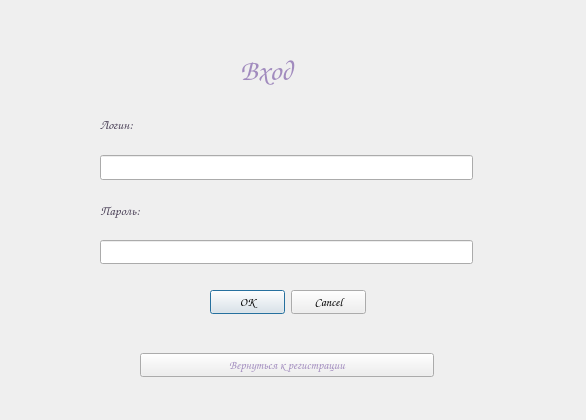
fdorii/TechProg2026_Shpunya, file loginform.ui: the form before one commit.
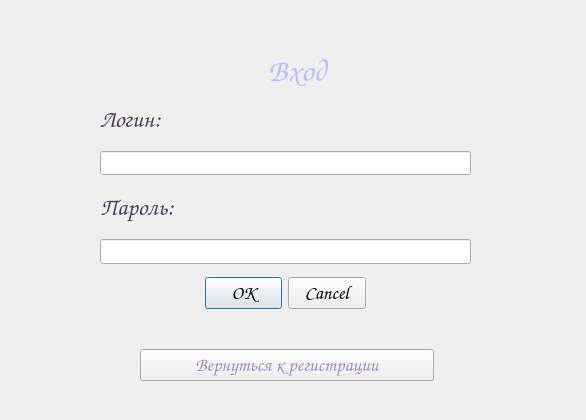
The form after the commit.

```diff
--- a/loginform.ui
+++ b/loginform.ui
@@ -10,6 +10,11 @@
     <height>420</height>
    </rect>
   </property>
+  <property name="font">
+   <font>
+    <family>.AppleSystemUIFont</family>
+   </font>
+  </property>
   <property name="windowTitle">
    <string>Form</string>
   </property>
@@ -17,9 +22,9 @@
    <property name="geometry">
     <rect>
      <x>100</x>
-     <y>100</y>
-     <width>373</width>
-     <height>164</height>
+     <y>93</y>
+     <width>371</width>
+     <height>171</height>
     </rect>
    </property>
    <layout class="QVBoxLayout" name="inputLayout">
@@ -55,7 +60,9 @@
       <property name="font">
        <font>
         <family>Comic Sans MS</family>
-        <pointsize>10</pointsize>
+        <pointsize>18</pointsize>
+        <italic>false</italic>
+        <bold>false</bold>
        </font>
       </property>
       <property name="styleSheet">
@@ -67,10 +74,10 @@
      </widget>
     </item>
     <item>
-     <widget class="QLineEdit" name="input_login">
+     <widget class="QLineEdit" name="input_password">
       <property name="font">
        <font>
-        <family>Century Gothic</family>
+        <family>Comic Sans MS</family>
        </font>
       </property>
      </widget>
@@ -107,19 +114,30 @@
       <property name="font">
        <font>
         <family>Comic Sans MS</family>
-        <pointsize>10</pointsize>
+        <pointsize>18</pointsize>
+        <italic>false</italic>
+        <bold>false</bold>
        </font>
       </property>
+      <property name="styleSheet">
+       <string notr="true">font: 18pt &quot;Comic Sans MS&quot;;</string>
+      </property>
       <property name="text">
        <string>Пароль:</string>
       </property>
      </widget>
     </item>
     <item>
-     <widget class="QLineEdit" name="input_password">
+     <widget class="QLineEdit" name="input_login">
+      <property name="minimumSize">
+       <size>
+        <width>0</width>
+        <height>21</height>
+       </size>
+      </property>
       <property name="font">
        <font>
-        <family>Comic Sans MS</family>
+        <family>Century Gothic</family>
        </font>
       </property>
      </widget>
@@ -214,11 +232,18 @@
       <property name="font">
        <font>
         <family>Comic Sans MS</family>
+        <pointsize>14</pointsize>
+        <italic>false</italic>
+        <bold>false</bold>
        </font>
       </property>
       <property name="cursor">
        <cursorShape>ArrowCursor</cursorShape>
       </property>
+      <property name="styleSheet">
+       <string notr="true">font: 14pt &quot;Comic Sans MS&quot;;
+background-clor: rgb(255, 255, 255);</string>
+      </property>
       <property name="text">
        <string>Вернуться к регистрации</string>
       </property>
@@ -241,9 +266,36 @@
       <colorrole role="WindowText">
        <brush brushstyle="SolidPattern">
         <color alpha="255">
-         <red>161</red>
-         <green>139</green>
-         <blue>190</blue>
+         <red>184</red>
+         <green>189</green>
+         <blue>255</blue>
+        </color>
+       </brush>
+      </colorrole>
+      <colorrole role="Text">
+       <brush brushstyle="SolidPattern">
+        <color alpha="255">
+         <red>184</red>
+         <green>189</green>
+         <blue>255</blue>
+        </color>
+       </brush>
+      </colorrole>
+      <colorrole role="ButtonText">
+       <brush brushstyle="SolidPattern">
+        <color alpha="255">
+         <red>184</red>
+         <green>189</green>
+         <blue>255</blue>
+        </color>
+       </brush>
+      </colorrole>
+      <colorrole role="PlaceholderText">
+       <brush brushstyle="SolidPattern">
+        <color alpha="128">
+         <red>184</red>
+         <green>189</green>
+         <blue>255</blue>
         </color>
        </brush>
       </colorrole>
@@ -252,20 +304,84 @@
       <colorrole role="WindowText">
        <brush brushstyle="SolidPattern">
         <color alpha="255">
-         <red>161</red>
-         <green>139</green>
-         <blue>190</blue>
+         <red>184</red>
+         <green>189</green>
+         <blue>255</blue>
+        </color>
+       </brush>
+      </colorrole>
+      <colorrole role="Text">
+       <brush brushstyle="SolidPattern">
+        <color alpha="255">
+         <red>184</red>
+         <green>189</green>
+         <blue>255</blue>
+        </color>
+       </brush>
+      </colorrole>
+      <colorrole role="ButtonText">
+       <brush brushstyle="SolidPattern">
+        <color alpha="255">
+         <red>184</red>
+         <green>189</green>
+         <blue>255</blue>
+        </color>
+       </brush>
+      </colorrole>
+      <colorrole role="PlaceholderText">
+       <brush brushstyle="SolidPattern">
+        <color alpha="128">
+         <red>184</red>
+         <green>189</green>
+         <blue>255</blue>
         </color>
        </brush>
       </colorrole>
      </inactive>
-     <disabled/>
+     <disabled>
+      <colorrole role="WindowText">
+       <brush brushstyle="SolidPattern">
+        <color alpha="255">
+         <red>184</red>
+         <green>189</green>
+         <blue>255</blue>
+        </color>
+       </brush>
+      </colorrole>
+      <colorrole role="Text">
+       <brush brushstyle="SolidPattern">
+        <color alpha="255">
+         <red>184</red>
+         <green>189</green>
+         <blue>255</blue>
+        </color>
+       </brush>
+      </colorrole>
+      <colorrole role="ButtonText">
+       <brush brushstyle="SolidPattern">
+        <color alpha="255">
+         <red>184</red>
+         <green>189</green>
+         <blue>255</blue>
+        </color>
+       </brush>
+      </colorrole>
+      <colorrole role="PlaceholderText">
+       <brush brushstyle="SolidPattern">
+        <color alpha="128">
+         <red>184</red>
+         <green>189</green>
+         <blue>255</blue>
+        </color>
+       </brush>
+      </colorrole>
+     </disabled>
     </palette>
    </property>
    <property name="font">
     <font>
      <family>Comic Sans MS</family>
-     <pointsize>22</pointsize>
+     <pointsize>24</pointsize>
      <italic>false</italic>
      <bold>false</bold>
     </font>
@@ -276,6 +392,11 @@
    <property name="layoutDirection">
     <enum>Qt::LayoutDirection::LeftToRight</enum>
    </property>
+   <property name="styleSheet">
+    <string notr="true">color: rgb(184, 189, 255);
+font: 24pt &quot;Comic Sans MS&quot;;
+</string>
+   </property>
    <property name="frameShape">
     <enum>QFrame::Shape::NoFrame</enum>
    </property>
@@ -283,7 +404,7 @@
     <number>4</number>
    </property>
    <property name="text">
-    <string>Вход</string>
+    <string>    Вход</string>
    </property>
    <property name="textFormat">
     <enum>Qt::TextFormat::PlainText</enum>
@@ -292,17 +413,24 @@
   <widget class="QDialogButtonBox" name="buttonBox">
    <property name="geometry">
     <rect>
-     <x>210</x>
-     <y>290</y>
-     <width>156</width>
-     <height>24</height>
+     <x>205</x>
+     <y>273</y>
+     <width>161</width>
+     <height>41</height>
     </rect>
    </property>
    <property name="font">
     <font>
      <family>Comic Sans MS</family>
+     <pointsize>14</pointsize>
+     <italic>false</italic>
+     <bold>false</bold>
     </font>
    </property>
+   <property name="styleSheet">
+    <string notr="true">font: 14pt &quot;Comic Sans MS&quot;;
+background-clor: rgb(255, 255, 255);</string>
+   </property>
    <property name="standardButtons">
     <set>QDialogButtonBox::StandardButton::Cancel|QDialogButtonBox::StandardButton::Ok</set>
    </property>
```
Left out of the diff: 2 changed lines with no effect on the pictures.
